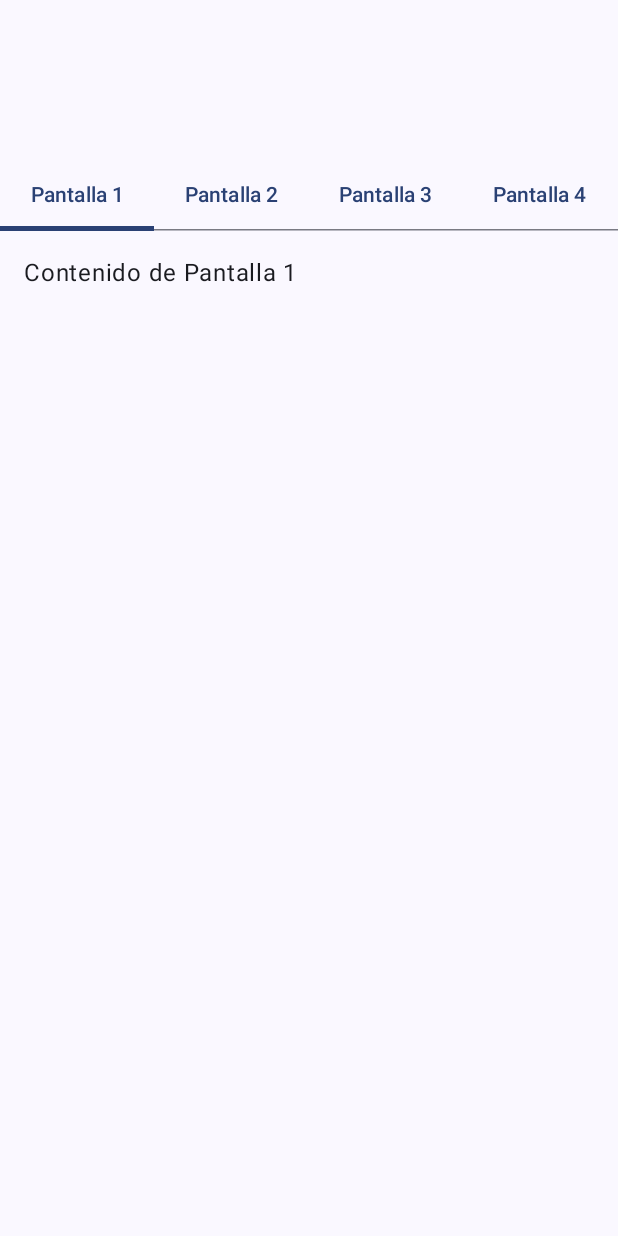
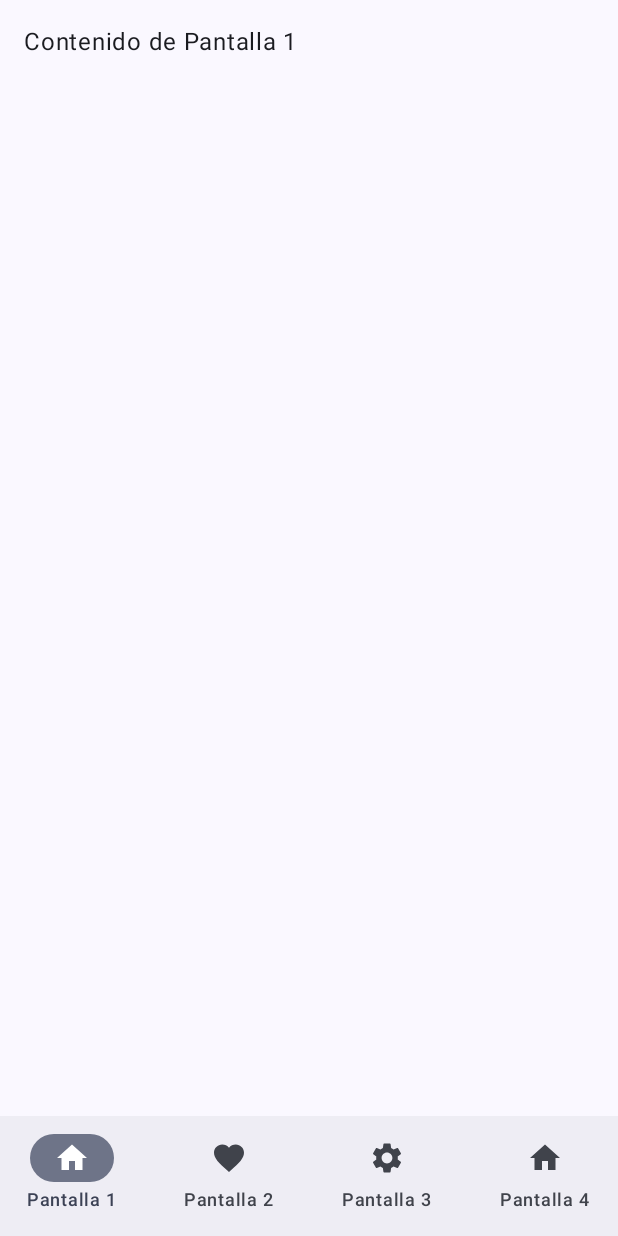
Before and after one commit to OscarGhub/Proyecto-PMDM-Android-SOL, an Android app built with Jetpack Compose: the screen it shows after launch (MainActivity), on a phone screen of 412 x 824 dp. Run offline under Robolectric (Android 15) with nearby library versions, the phone set to English and light mode, and no system bars.

Commit message:
guardado botones

```diff
--- a/FruiTask/app/src/main/java/com/example/fruitask/MainActivity.kt
+++ b/FruiTask/app/src/main/java/com/example/fruitask/MainActivity.kt
@@ -13,7 +13,7 @@ class MainActivity : ComponentActivity() {
         enableEdgeToEdge()
         setContent {
             FruiTaskTheme {
-                // Aquí llamamos a MainScreen en lugar de Greeting
+
                 PantallaPrincipal()
             }
         }
--- a/FruiTask/app/src/main/java/com/example/fruitask/ui/screens/Pantalla4.kt
+++ b/FruiTask/app/src/main/java/com/example/fruitask/ui/screens/Pantalla4.kt
@@ -10,5 +10,6 @@ import androidx.compose.ui.unit.dp
 fun Pantalla4(modifier: Modifier = Modifier) {
     Column(modifier = modifier.fillMaxSize().padding(16.dp)) {
         Text(text = "Contenido de Pantalla 4")
+
     }
 }
--- a/FruiTask/app/src/main/java/com/example/fruitask/ui/screens/PantallaPrincipal.kt
+++ b/FruiTask/app/src/main/java/com/example/fruitask/ui/screens/PantallaPrincipal.kt
@@ -4,25 +4,33 @@ import androidx.compose.foundation.layout.padding
 import androidx.compose.material3.*
 import androidx.compose.runtime.*
 import androidx.compose.ui.Modifier
+import androidx.compose.material.icons.Icons
+import androidx.compose.material.icons.filled.Home
+import androidx.compose.material.icons.filled.Favorite
+import androidx.compose.material.icons.filled.Settings
 import androidx.compose.ui.unit.dp
-import java.nio.file.WatchEvent
 
 @Composable
 fun PantallaPrincipal() {
     var selectedTab by remember { mutableStateOf(0) }
-    val tabs = listOf("Pantalla 1", "Pantalla 2", "Pantalla 3", "Pantalla 4")
+
+    // Lista de pestañas con íconos
+    val tabs = listOf(
+        Pair("Pantalla 1", Icons.Filled.Home),
+        Pair("Pantalla 2", Icons.Filled.Favorite),
+        Pair("Pantalla 3", Icons.Filled.Settings),
+        Pair("Pantalla 4", Icons.Filled.Home) // Puedes cambiar iconos
+    )
 
     Scaffold(
-        topBar = {
-            TabRow(selectedTabIndex = selectedTab,
-                modifier = Modifier.padding(top = 106.dp)
-
-            ) {
-                tabs.forEachIndexed { index, title ->
-                    Tab(
+        bottomBar = {
+            NavigationBar { // material3 NavigationBar en lugar de BottomNavigation
+                tabs.forEachIndexed { index, tab ->
+                    NavigationBarItem(
+                        icon = { Icon(tab.second, contentDescription = tab.first) },
+                        label = { Text(tab.first) },
                         selected = selectedTab == index,
-                        onClick = { selectedTab = index },
-                        text = { Text(title) }
+                        onClick = { selectedTab = index }
                     )
                 }
             }
```
